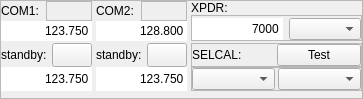
First picture: the form in src/blackgui/components/cockpitcomcomponent.ui, repository swift-project/pilotclient, before the edit.
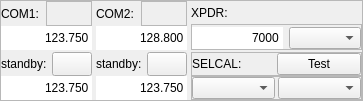
Second picture: the form after the edit. Icons and pictures are not drawn. Custom widgets are drawn as their Qt base class.

Commit message: refs #335, changed info areas * remove unused methods * changed ui, preferred size and such * changed ctor for CEnableForDockWidgetInfoArea and made setParentDockWidgetInfoArea virtual * adjusted derived classes ctor * added enum and area methods for cockpitinfoarea

Diff of the .ui file:
```diff
--- a/src/blackgui/components/cockpitcomcomponent.ui
+++ b/src/blackgui/components/cockpitcomcomponent.ui
@@ -7,7 +7,7 @@
     <x>0</x>
     <y>0</y>
     <width>363</width>
-    <height>99</height>
+    <height>101</height>
    </rect>
   </property>
   <property name="minimumSize">
@@ -568,40 +568,6 @@
      </item>
     </layout>
    </item>
-   <item>
-    <widget class="QWidget" name="wi_CockpitComPanelBottomSpacer" native="true">
-     <layout class="QHBoxLayout" name="hl_CockpitComPanelBottomSpacer">
-      <property name="spacing">
-       <number>0</number>
-      </property>
-      <property name="leftMargin">
-       <number>0</number>
-      </property>
-      <property name="topMargin">
-       <number>0</number>
-      </property>
-      <property name="rightMargin">
-       <number>0</number>
-      </property>
-      <property name="bottomMargin">
-       <number>0</number>
-      </property>
-      <item>
-       <spacer name="vs_CockpitComPanelBottomSpacer">
-        <property name="orientation">
-         <enum>Qt::Vertical</enum>
-        </property>
-        <property name="sizeHint" stdset="0">
-         <size>
-          <width>20</width>
-          <height>40</height>
-         </size>
-        </property>
-       </spacer>
-      </item>
-     </layout>
-    </widget>
-   </item>
   </layout>
  </widget>
  <customwidgets>
```
Left out of the diff: 2 changed lines with no effect on the pictures. The commit also changes 12 other files.
